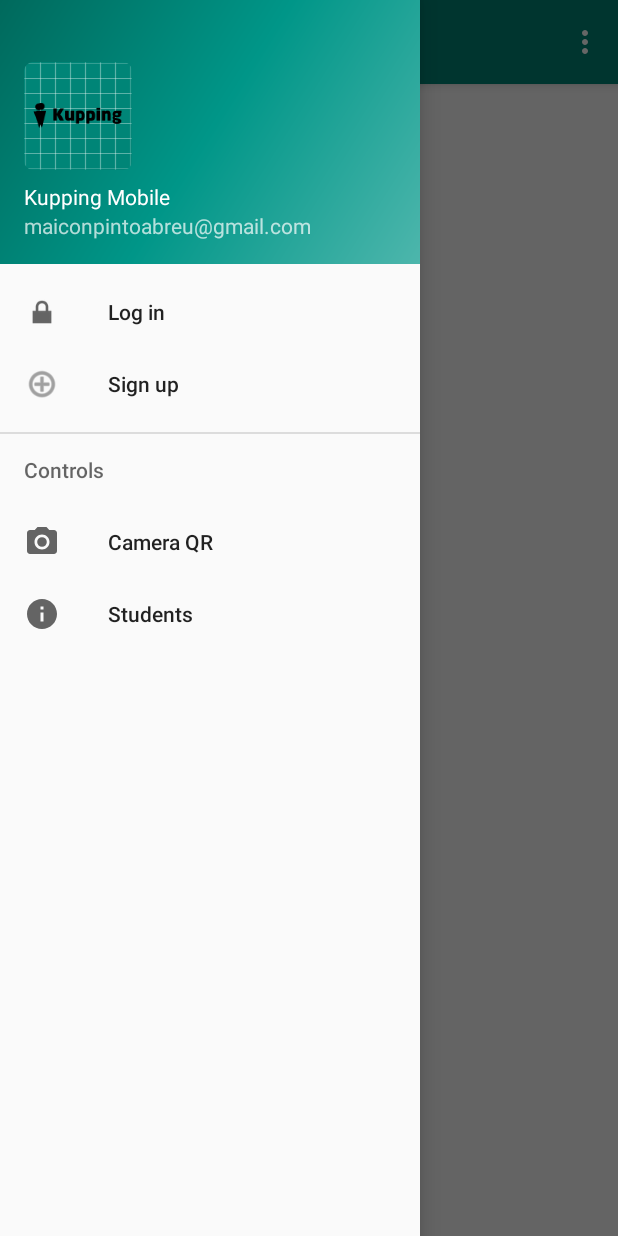
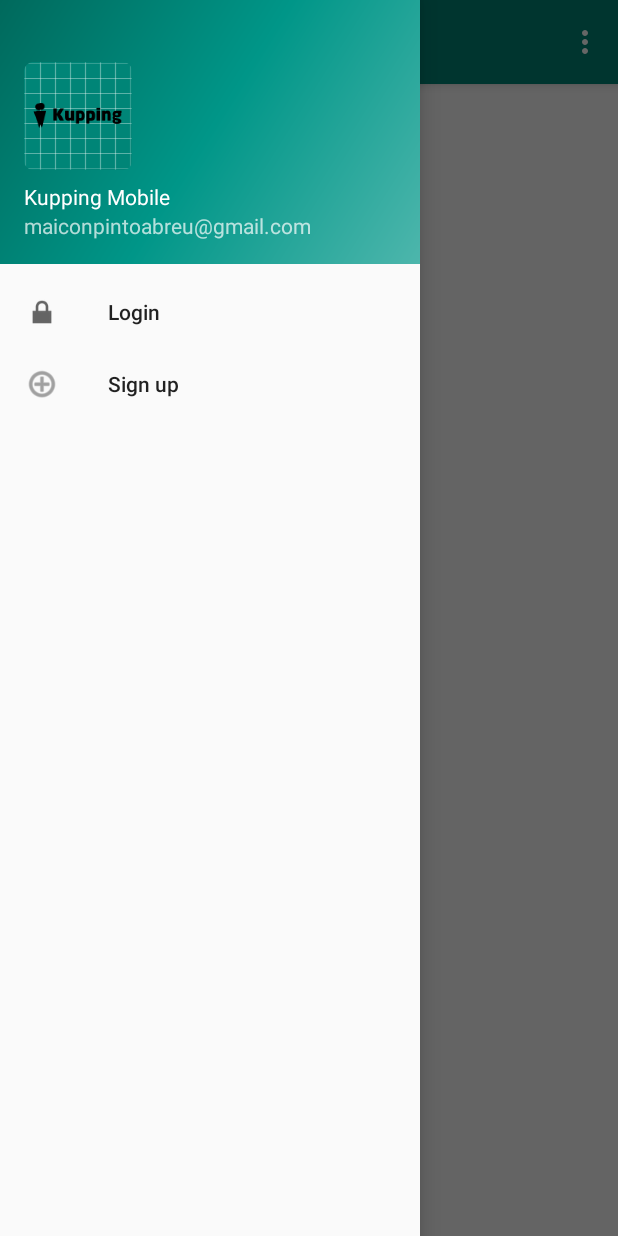
Before and after one commit to maiconpintoabreu/Kupping-Mobile, an Android app: the CameraQRActivity screen opened directly, with no data from a screen before it, with the side drawer open, on a phone screen of 412 x 824 dp. Run offline under Robolectric (Android 15) with nearby library versions, the phone set to English and light mode, and no system bars; libraries missing offline, so code that uses them is left out: com.journeyapps.barcodescanner; network calls fail; 2 statements that could not run were skipped.

Commit message:
fix menu

```diff
--- a/app/build.gradle
+++ b/app/build.gradle
@@ -11,7 +11,7 @@ android {
         applicationId "io.ngrok.kupping.kuppingmobile"
         minSdkVersion 14
         targetSdkVersion 29
-        versionCode 1
+        versionCode 2
         versionName "1.0"
         testInstrumentationRunner "androidx.test.runner.AndroidJUnitRunner"
     }
@@ -41,4 +41,5 @@ dependencies {
     implementation "com.squareup.retrofit2:converter-gson:2.3.0"
 
     implementation "io.reactivex.rxjava2:rxandroid:2.0.1"
+    implementation "com.auth0:java-jwt:3.3.0"
 }
--- a/app/src/main/java/io/ngrok/kupping/kuppingmobile/CameraQRActivity.kt
+++ b/app/src/main/java/io/ngrok/kupping/kuppingmobile/CameraQRActivity.kt
@@ -2,7 +2,9 @@ package io.ngrok.kupping.kuppingmobile
 
 import android.Manifest
 import android.app.Activity
+import android.app.AlertDialog
 import android.content.Intent
+import android.graphics.Color
 import android.os.Bundle
 import androidx.core.view.GravityCompat
 import android.view.MenuItem
@@ -12,17 +14,20 @@ import androidx.appcompat.app.AppCompatActivity
 import androidx.appcompat.widget.Toolbar
 import android.view.Menu
 import android.widget.TextView
+import android.widget.Toast
 import androidx.appcompat.app.ActionBarDrawerToggle
 import androidx.core.app.ActivityCompat
 import com.google.zxing.ResultPoint
 import com.journeyapps.barcodescanner.BarcodeCallback
 import com.journeyapps.barcodescanner.BarcodeResult
+import io.ngrok.kupping.kuppingmobile.menu.NavigationViewAdaptor
 import kotlinx.android.synthetic.main.content_camera_qr.*
 
-class CameraQRActivity : AppCompatActivity(), NavigationView.OnNavigationItemSelectedListener {
+class CameraQRActivity : AppCompatActivity(), NavigationView.OnNavigationItemSelectedListener,NavigationViewAdaptor {
 
     private var isTorch = false
-
+    var found = false
+    private lateinit var properties: Properties
     override fun onCreate(savedInstanceState: Bundle?) {
         super.onCreate(savedInstanceState)
         setContentView(R.layout.activity_camera_qr)
@@ -43,6 +48,11 @@ class CameraQRActivity : AppCompatActivity(), NavigationView.OnNavigationItemSel
             arrayOf(Manifest.permission.CAMERA),100)
 
         barcode_view.decodeContinuous(callback)
+        properties = Properties.instance
+        if(properties.token.isNotBlank()){
+            navView.menu.clear()
+            navView.inflateMenu(R.menu.activity_main_drawer_logged_in)
+        }
     }
 
     override fun onBackPressed() {
@@ -72,24 +82,7 @@ class CameraQRActivity : AppCompatActivity(), NavigationView.OnNavigationItemSel
 
     override fun onNavigationItemSelected(item: MenuItem): Boolean {
         // Handle navigation view item clicks here.
-        when (item.itemId) {
-            R.id.nav_login -> {
-                val intent = Intent(this, MainActivity::class.java)
-                intent.flags = Intent.FLAG_ACTIVITY_CLEAR_TOP
-                startActivity(intent)
-            }
-            R.id.nav_sign_up -> {
-                val intent = Intent(this, SignUpActivity::class.java)
-                intent.flags = Intent.FLAG_ACTIVITY_CLEAR_TOP
-                startActivity(intent)
-            }
-            R.id.nav_camera -> {
-
-            }
-            R.id.nav_student -> {
-
-            }
-        }
+        getActivity(item.itemId,this)
         val drawerLayout: DrawerLayout = findViewById(R.id.drawer_layout)
         drawerLayout.closeDrawer(GravityCompat.START)
         return true
@@ -114,6 +107,38 @@ class CameraQRActivity : AppCompatActivity(), NavigationView.OnNavigationItemSel
             if (result!!.text != null){
                 val resultTextView: TextView = findViewById(R.id.result)
                 resultTextView.text = result.text.toString()
+                // Initialize a new instance of
+                val builder = AlertDialog.Builder(this@CameraQRActivity)
+
+                // Set the alert dialog title
+                builder.setTitle("Student: " + result.text.toString())
+
+                // Display a message on alert dialog
+                builder.setMessage("Class: " + " Test")
+
+                // Set a positive button and its click listener on alert dialog
+                builder.setPositiveButton("Check in") { _, _ ->
+                    // Do something when user press the positive button
+                    Toast.makeText(applicationContext, "Ok.", Toast.LENGTH_SHORT).show()
+                    found = false
+                }
+
+                // Display a neutral button on alert dialog
+                builder.setNeutralButton("Cancel") { _, _ ->
+                    Toast.makeText(applicationContext, "You cancelled the dialog.", Toast.LENGTH_SHORT).show()
+                    found = false
+                }
+                builder.setOnCancelListener{
+                    found = false
+                }
+
+                // Finally, make the alert dialog using builder
+                val dialog: AlertDialog = builder.create()
+                if(!found) {
+                    found = true
+                    // Display the alert dialog on app interface
+                    dialog.show()
+                }
             }
         }
 
--- a/app/src/main/res/menu/activity_main_drawer.xml
+++ b/app/src/main/res/menu/activity_main_drawer.xml
@@ -14,17 +14,4 @@
                 android:title="@string/menu_sign_up"/>
     </group>
 
-    <item android:title="@string/controls">
-        <menu>
-            <item
-                    android:id="@+id/nav_camera"
-                    android:icon="@drawable/ic_menu_camera"
-                    android:title="@string/menu_camera_qr"/>
-            <item
-                    android:id="@+id/nav_student"
-                    android:icon="@drawable/ic_menu_student"
-                    android:title="@string/menu_students"/>
-        </menu>
-    </item>
-
 </menu>
--- /dev/null
+++ b/app/src/main/res/menu/activity_main_drawer_logged_in.xml
@@ -0,0 +1,26 @@
+<?xml version="1.0" encoding="utf-8"?>
+<menu xmlns:android="http://schemas.android.com/apk/res/android"
+      xmlns:tools="http://schemas.android.com/tools"
+      tools:showIn="navigation_view">
+
+    <group android:checkableBehavior="single">
+        <item
+                android:id="@+id/nav_logout"
+                android:icon="@drawable/ic_menu_logout"
+                android:title="@string/menu_logout"/>
+    </group>
+
+    <item android:title="@string/controls">
+        <menu>
+            <item
+                    android:id="@+id/nav_camera"
+                    android:icon="@drawable/ic_menu_camera"
+                    android:title="@string/menu_camera_qr"/>
+            <item
+                    android:id="@+id/nav_student"
+                    android:icon="@drawable/ic_menu_student"
+                    android:title="@string/menu_students"/>
+        </menu>
+    </item>
+
+</menu>
--- a/app/src/main/res/values/drawables.xml
+++ b/app/src/main/res/values/drawables.xml
@@ -6,6 +6,7 @@
     <item name="ic_menu_share" type="drawable">@android:drawable/ic_menu_share</item>
     <item name="ic_menu_send" type="drawable">@android:drawable/ic_menu_send</item>
     <item name="ic_menu_login" type="drawable">@android:drawable/ic_lock_lock</item>
+    <item name="ic_menu_logout" type="drawable">@android:drawable/ic_delete</item>
     <item name="ic_menu_sign_up" type="drawable">@android:drawable/ic_menu_add</item>
     <item name="ic_menu_student" type="drawable">@android:drawable/ic_info</item>
 </resources>
--- a/app/src/main/res/values/strings.xml
+++ b/app/src/main/res/values/strings.xml
@@ -7,7 +7,8 @@
     <string name="nav_header_desc">Navigation header</string>
     <string name="action_settings">Settings</string>
 
-    <string name="menu_login">Log in</string>
+    <string name="menu_login">Login</string>
+    <string name="menu_logout">Logout</string>
     <string name="menu_sign_up">Sign up</string>
     <string name="menu_camera_qr">Camera QR</string>
     <string name="menu_students">Students</string>
@@ -29,4 +30,7 @@
     <string name="confirm_hint">Confirm Password</string>
     <string name="title_activity_camera_qr">CameraQRActivity</string>
     <string name="controls">Controls</string>
+
+    <!-- TODO: Remove or change this placeholder text -->
+    <string name="hello_blank_fragment">Hello blank fragment</string>
 </resources>
```
Also changed, not shown: app/src/main/AndroidManifest.xml (+2 -6 lines), app/src/main/java/io/ngrok/kupping/kuppingmobile/MainActivity.kt (+14 -30 lines), app/src/main/java/io/ngrok/kupping/kuppingmobile/SignUpActivity.kt (+13 -22 lines), app/src/main/java/io/ngrok/kupping/kuppingmobile/menu/NavigationViewAdaptor.kt (added, +46 -0 lines), app/src/main/java/io/ngrok/kupping/kuppingmobile/services/DanceClassApiService.kt (added, +37 -0 lines), app/src/main/java/io/ngrok/kupping/kuppingmobile/services/IAMApiService.kt (+5 -4 lines), 1 other file.
